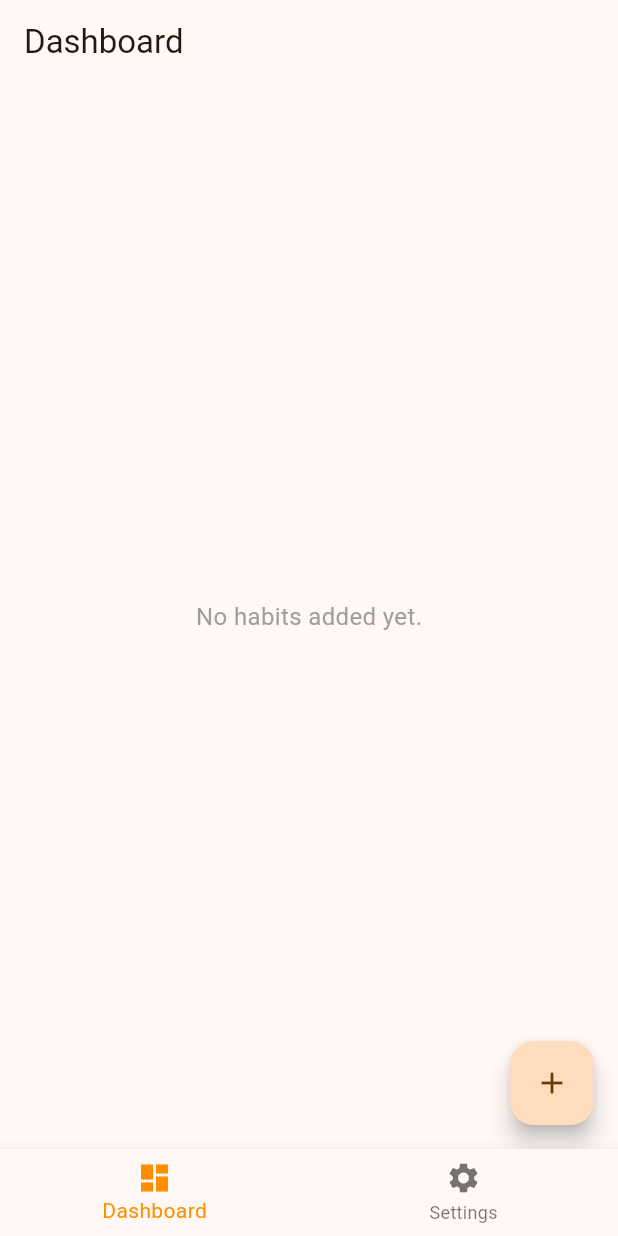
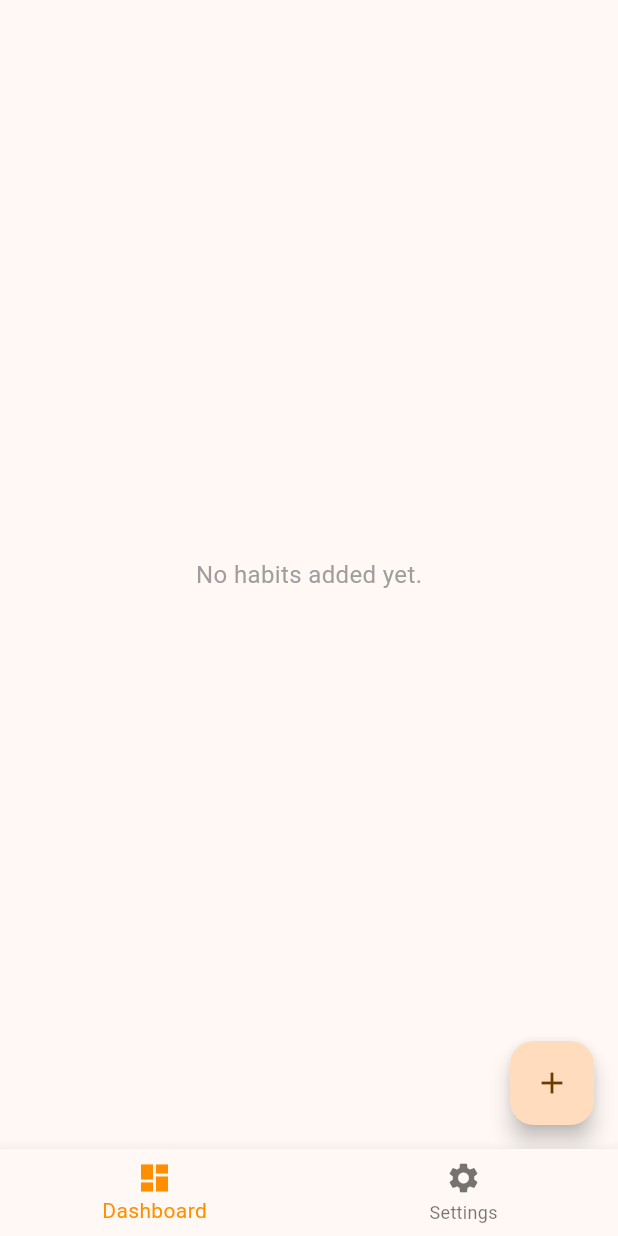
Before and after one commit to anthonynmh/habit_tracker_app, a Flutter app: the screen it shows after launch, on a phone screen of 412 x 824 dp. Run offline on Flutter 3.47's test engine with Material 3 defaults, Android fonts, the phone set to English and light mode, and no system bars.

Commit message:
Reorganise folders

```diff
--- a/lib/main.dart
+++ b/lib/main.dart
@@ -1,5 +1,5 @@
 import 'package:flutter/material.dart';
-import 'package:habit_tracker_app/my_home_page.dart';
+import 'package:habit_tracker_app/screens/my_home_page.dart';
 
 void main() {
   runApp(const MyApp());
--- a/lib/dashboard_page.dart
+++ b/lib/screens/dashboard_page.dart
@@ -1,6 +1,6 @@
 import 'package:flutter/material.dart';
-import 'package:habit_tracker_app/habit_list_page.dart';
-import 'package:habit_tracker_app/input_dialog.dart';
+import 'package:habit_tracker_app/screens/habit_list_page.dart';
+import 'package:habit_tracker_app/widgets/input_dialog.dart';
 
 class DashboardPage extends StatefulWidget {
   const DashboardPage({
--- a/lib/habit_list_page.dart
+++ b/lib/screens/habit_list_page.dart
@@ -17,7 +17,7 @@ class HabitList extends StatelessWidget {
       : ListView.builder(
           itemCount: habitsList.length,
           itemBuilder: (context, index) {
-            return Container(
+            return SizedBox(
               height: 50,
               child: Center(
                 child: Text(habitsList[index]),
--- a/lib/my_home_page.dart
+++ b/lib/screens/my_home_page.dart
@@ -1,19 +1,10 @@
 import 'package:flutter/material.dart';
-import 'package:habit_tracker_app/dashboard_page.dart';
+import 'package:habit_tracker_app/screens/dashboard_page.dart';
 
 class MyHomePage extends StatefulWidget {
+  final String title;
+
   const MyHomePage({super.key, required this.title});
-
-  // This widget is the home page of your application. It is stateful, meaning
-  // that it has a State object (defined below) that contains fields that affect
-  // how it looks.
-
-  // This class is the configuration for the state. It holds the values (in this
-  // case the title) provided by the parent (in this case the App widget) and
-  // used by the build method of the State. Fields in a Widget subclass are
-  // always marked "final".
-
-  final String title;
 
   @override
   State<MyHomePage> createState() => _MyHomePageState();
@@ -36,7 +27,7 @@ class _MyHomePageState extends State<MyHomePage> {
   @override
   Widget build(BuildContext context) {
     return Scaffold(
-      appBar: AppBar(title: const Text('Dashboard')),
+      // appBar: AppBar(title: const Text('Dashboard')),
       body: Center(child: _widgetOptions.elementAt(_selectedIndex)),
       bottomNavigationBar: BottomNavigationBar(
         items: const <BottomNavigationBarItem>[
```
Also changed, not shown: lib/widgets/input_dialog.dart (renamed from lib/input_dialog.dart).
